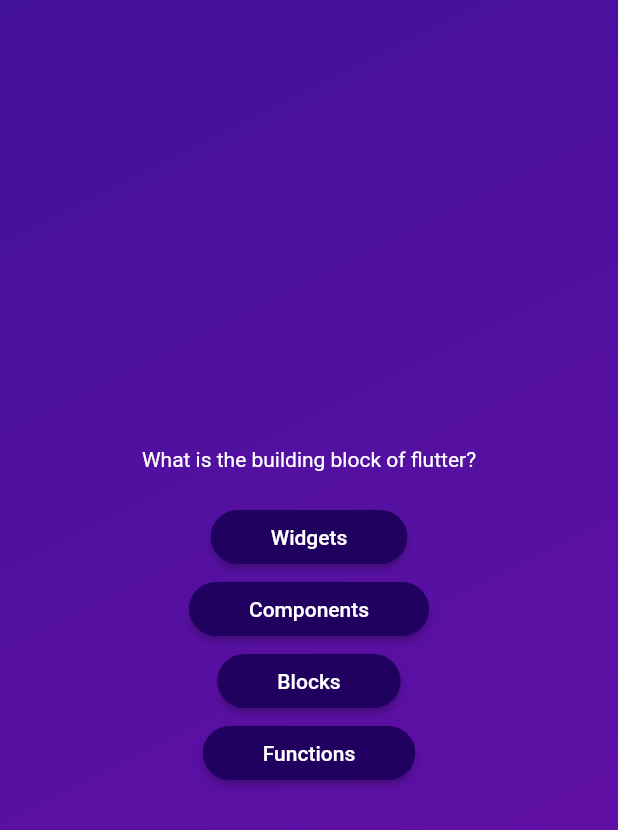
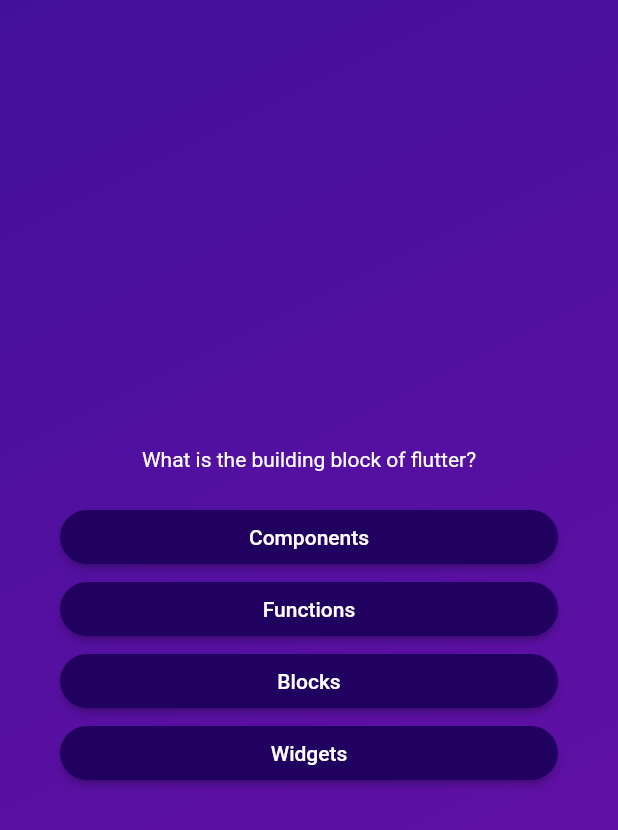
Before and after one commit to ShinaOdukoya/new_quiz_app, a Flutter app: the screen it shows after launch, after a tap on "Start Quiz", on a phone screen of 412 x 824 dp. Shown: the top 830 px of the screen. Run offline on Flutter 3.47's test engine with Material 2 defaults, Android fonts, the phone set to English and light mode, and no system bars.

Commit message:
Managed questions index state

```diff
--- a/lib/models/quiz_question.dart
+++ b/lib/models/quiz_question.dart
@@ -3,4 +3,11 @@ class QuizQuestion {
   final List<String> answer;
 
   const QuizQuestion(this.text, this.answer);
+
+  List<String> getShuffledAnswers() {
+    final shuffledList = List.of(answer);
+    shuffledList.shuffle();
+
+    return shuffledList;
+  }
 }
--- a/lib/questions_screen.dart
+++ b/lib/questions_screen.dart
@@ -14,26 +14,38 @@ class QuestionsScreen extends StatefulWidget {
 }
 
 class _QuestionsScreenState extends State<QuestionsScreen> {
+  var currentQuestionIndex = 0;
+
+  void answerQuestion() {
+    setState(() {
+      currentQuestionIndex += 1;
+    });
+  }
+
   @override
   Widget build(context) {
-    final currentQuestion = questions[0];
+    final currentQuestion = questions[currentQuestionIndex];
     return SizedBox(
       //Takes the entire space
       width: double.infinity,
+      child: Container(
+        margin: const EdgeInsets.all(40),
         child: Column(
           mainAxisAlignment: MainAxisAlignment.center,
+          crossAxisAlignment: CrossAxisAlignment.stretch,
           children: [
             Text(
               currentQuestion.text,
               style: const TextStyle(
                 color: Colors.white,
               ),
+              textAlign: TextAlign.center,
             ),
             const SizedBox(
               height: 20,
             ),
-          ...currentQuestion.answer.map((answer) {
-            return AnswerButton(answerText: answer, onTap: () {});
+            ...currentQuestion.getShuffledAnswers().map((answer) {
+              return AnswerButton(answerText: answer, onTap: answerQuestion);
             }),
             // AnswerButton(
             //   answerText: currentQuestion.answer[0],
@@ -53,6 +65,7 @@ class _QuestionsScreenState extends State<QuestionsScreen> {
             // ),
           ],
         ),
+      ),
     );
   }
 }
```
Lines whose indentation alone changed are shown as unchanged.
